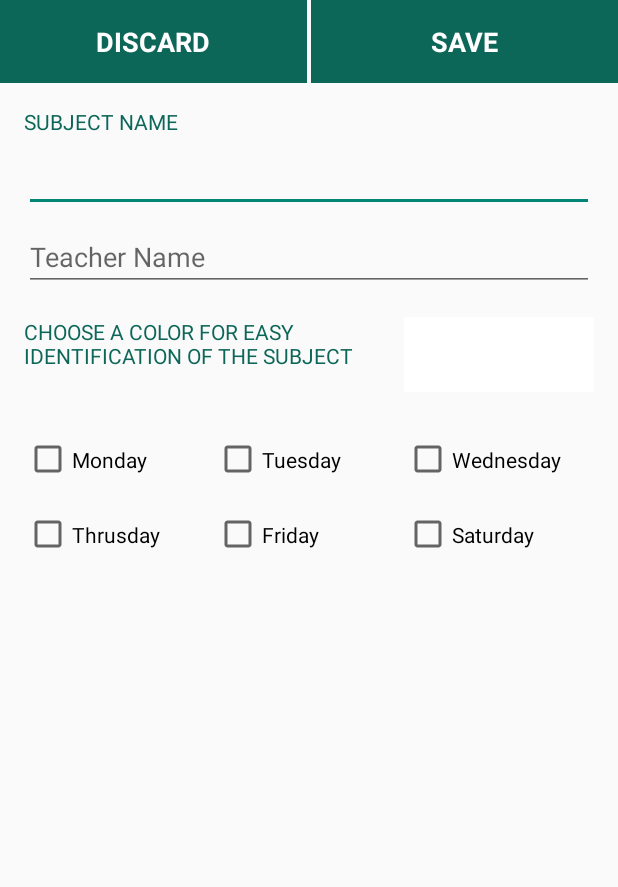
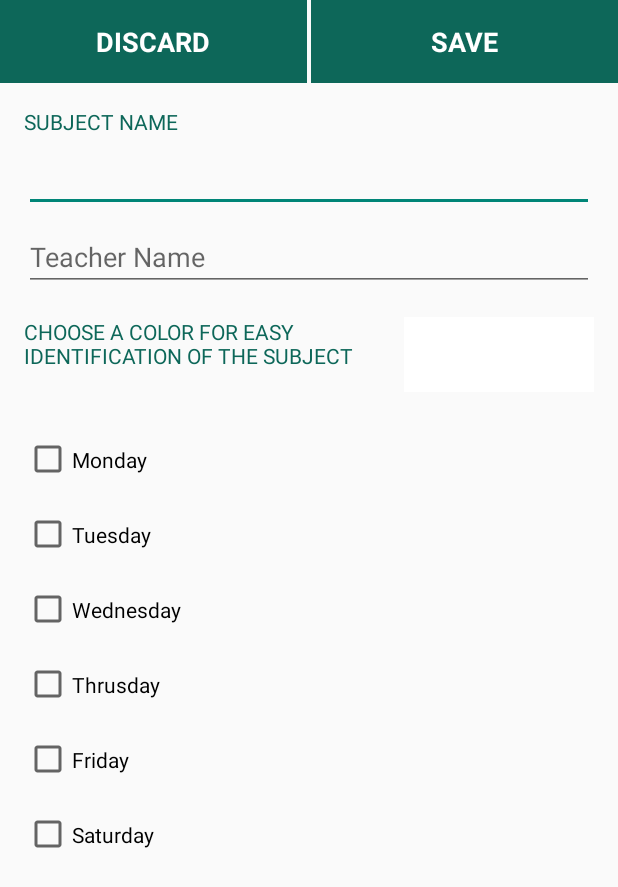
Before and after one commit to jazzyarchitects/StudentHelper, an Android app: the AddSubject screen opened directly, with no data from a screen before it, on a phone screen of 412 x 824 dp. Shown: the top 887 px of the screen. Run offline under Robolectric (Android 15) with nearby library versions, the phone set to English and light mode, and no system bars.

Commit message:
upgradation of addition of timetable

```diff
--- a/app/src/main/java/com/jazzyarchitects/studentassistant/Adapters/SubjectListAdapter.java
+++ b/app/src/main/java/com/jazzyarchitects/studentassistant/Adapters/SubjectListAdapter.java
@@ -58,8 +58,8 @@ public class SubjectListAdapter extends RecyclerView.Adapter<SubjectListAdapter.
     public void onBindViewHolder(ViewHolder viewHolder, final int position) {
 
         /** Setting list View item details */
-        viewHolder.txtViewTeacher.setText(subjectList.get(position).getSubject());
-        viewHolder.txtViewSubject.setText(subjectList.get(position).getTeacher());
+        viewHolder.txtViewTeacher.setText(subjectList.get(position).getTeacher());
+        viewHolder.txtViewSubject.setText(subjectList.get(position).getSubject());
         viewHolder.linearLayout.setBackgroundColor(subjectList.get(position).getColor());
     }
 
--- a/app/src/main/java/com/jazzyarchitects/studentassistant/Fragment/SubjectList.java
+++ b/app/src/main/java/com/jazzyarchitects/studentassistant/Fragment/SubjectList.java
@@ -7,6 +7,7 @@ import android.os.Bundle;
 import android.support.v7.widget.DefaultItemAnimator;
 import android.support.v7.widget.LinearLayoutManager;
 import android.support.v7.widget.RecyclerView;
+import android.util.Log;
 import android.view.LayoutInflater;
 import android.view.View;
 import android.view.ViewGroup;
@@ -87,7 +88,6 @@ public class SubjectList extends Fragment {
                 startActivity(new Intent(getActivity(), AddSubject.class));
             }
         });
-
         return view;
     }
 
@@ -112,12 +112,13 @@ public class SubjectList extends Fragment {
     @Override
     public void onResume() {
         super.onResume();
+        Log.e("check","onResume called");
         updateSubjectList();
     }
 
     @Override
     public void onDetach() {
         super.onDetach();
+        Log.e("check", "onDetach called");
     }
-
 }
--- a/app/src/main/res/layout/activity_add_subject.xml
+++ b/app/src/main/res/layout/activity_add_subject.xml
@@ -86,9 +86,9 @@
                 android:id="@+id/editTeacherName"
                 android:layout_width="match_parent"
                 android:layout_height="wrap_content"
-                android:hint="Teacher Name"
                 android:layout_below="@id/textTeacherName"
                 android:layout_marginBottom="7dp"
+                android:hint="Teacher Name"
                 android:textSize="18sp" />
 
             <LinearLayout
@@ -118,56 +118,142 @@
             </LinearLayout>
 
             <TableRow
-                android:id="@+id/firstLineDay"
+                android:id="@+id/monday"
                 android:layout_width="match_parent"
                 android:layout_height="50dp"
                 android:layout_below="@id/linearLayout"
                 android:layout_marginTop="20sp"
-                android:weightSum="3">
+                android:weightSum="2">
 
                 <CheckBox
+                    android:id="@+id/checkMon"
                     android:layout_width="0dp"
                     android:layout_height="match_parent"
                     android:layout_weight="1"
                     android:text="Monday" />
 
+                <Spinner
+                    android:id="@+id/monTime"
+                    android:layout_width="0dp"
+                    android:layout_height="match_parent"
+                    android:layout_weight="1"
+                    android:visibility="gone" />
+
+            </TableRow>
+
+            <TableRow
+                android:id="@+id/tuesday"
+                android:layout_width="match_parent"
+                android:layout_height="50dp"
+                android:layout_below="@id/monday"
+                android:weightSum="2">
+
                 <CheckBox
+                    android:id="@+id/checkTues"
                     android:layout_width="0dp"
                     android:layout_height="match_parent"
                     android:layout_weight="1"
                     android:text="Tuesday" />
 
+                <Spinner
+                    android:id="@+id/tuesTime"
+                    android:layout_width="0dp"
+                    android:layout_height="match_parent"
+                    android:layout_weight="1"
+                    android:visibility="gone" />
+
+            </TableRow>
+
+            <TableRow
+                android:id="@+id/wednesday"
+                android:layout_width="match_parent"
+                android:layout_height="50dp"
+                android:layout_below="@id/tuesday"
+                android:weightSum="2">
+
                 <CheckBox
+                    android:id="@+id/checkWed"
                     android:layout_width="0dp"
                     android:layout_height="match_parent"
                     android:layout_weight="1"
                     android:text="Wednesday" />
 
+                <Spinner
+                    android:id="@+id/wedTime"
+                    android:layout_width="0dp"
+                    android:layout_height="match_parent"
+                    android:layout_weight="1"
+                    android:visibility="gone" />
+
             </TableRow>
 
             <TableRow
+                android:id="@+id/thrusday"
                 android:layout_width="match_parent"
                 android:layout_height="50dp"
-                android:layout_below="@id/firstLineDay"
-                android:weightSum="3">
+                android:layout_below="@id/wednesday"
+                android:weightSum="2">
 
                 <CheckBox
+                    android:id="@+id/checkThrus"
                     android:layout_width="0dp"
                     android:layout_height="match_parent"
                     android:layout_weight="1"
                     android:text="Thrusday" />
 
+                <Spinner
+                    android:id="@+id/thrusTime"
+                    android:layout_width="0dp"
+                    android:layout_height="match_parent"
+                    android:layout_weight="1"
+                    android:visibility="gone" />
+
+            </TableRow>
+
+            <TableRow
+                android:id="@+id/friday"
+                android:layout_width="match_parent"
+                android:layout_height="50dp"
+                android:layout_below="@id/thrusday"
+                android:weightSum="2">
+
                 <CheckBox
+                    android:id="@+id/checkFri"
                     android:layout_width="0dp"
                     android:layout_height="match_parent"
                     android:layout_weight="1"
                     android:text="Friday" />
 
+                <Spinner
+                    android:id="@+id/friTime"
+                    android:layout_width="0dp"
+                    android:layout_height="match_parent"
+                    android:layout_weight="1"
+                    android:visibility="gone" />
+
+            </TableRow>
+
+            <TableRow
+                android:id="@+id/saturday"
+                android:layout_width="match_parent"
+                android:layout_height="50dp"
+                android:layout_below="@id/friday"
+                android:visibility="visible"
+                android:weightSum="2">
+
                 <CheckBox
+                    android:id="@+id/checkSat"
                     android:layout_width="0dp"
                     android:layout_height="match_parent"
                     android:layout_weight="1"
                     android:text="Saturday" />
+
+                <Spinner
+                    android:id="@+id/satTime"
+                    android:layout_width="0dp"
+                    android:layout_height="match_parent"
+                    android:layout_weight="1"
+                    android:visibility="gone" />
 
             </TableRow>
 
--- a/app/src/main/res/layout/fragment_subject_list.xml
+++ b/app/src/main/res/layout/fragment_subject_list.xml
@@ -2,13 +2,13 @@
     xmlns:tools="http://schemas.android.com/tools"
     android:layout_width="match_parent"
     android:layout_height="match_parent"
-    android:layout_margin="10dp"
     tools:context="com.jazzyarchitects.studentassistant.Fragment.SubjectList">
 
     <TextView
         android:id="@+id/noSubject"
         android:layout_width="match_parent"
         android:layout_height="wrap_content"
+        android:layout_margin="10dp"
         android:gravity="center"
         android:text="@string/noSubject"
         android:textColor="@color/themeColor5"
@@ -17,9 +17,11 @@
 
     <android.support.v7.widget.RecyclerView
         android:id="@+id/recyclerView"
+        android:layout_margin="10dp"
         android:layout_width="match_parent"
         android:layout_height="wrap_content"
         android:layout_below="@id/noSubject"
+        android:layout_above="@+id/addSubject"
         android:visibility="visible"
         android:clipToPadding="false" />
 
@@ -27,21 +29,11 @@
         android:id="@+id/addSubject"
         android:layout_width="match_parent"
         android:layout_height="wrap_content"
-        android:paddingTop="5sp"
-        android:paddingBottom="5sp"
+        android:padding="10sp"
+        android:background="@color/themeColor4"
         android:layout_alignParentBottom="true"
-        android:layout_marginTop="20dp"
         android:text="+ ADD NEW SUBJECT"
-        android:textColor="@color/themeColor4"
+        android:textColor="@color/white"
         android:textSize="16sp" />
 
-    <android.support.design.widget.FloatingActionButton
-        android:id="@+id/fab"
-        android:layout_width="wrap_content"
-        android:layout_height="wrap_content"
-        android:layout_alignParentBottom="true"
-        android:layout_alignParentRight="true"
-        android:background="@drawable/fab_background"
-        android:src="@drawable/ic_view_list_black_24dp" />
-
 </RelativeLayout>
```
Also changed, not shown: 1 other file.
